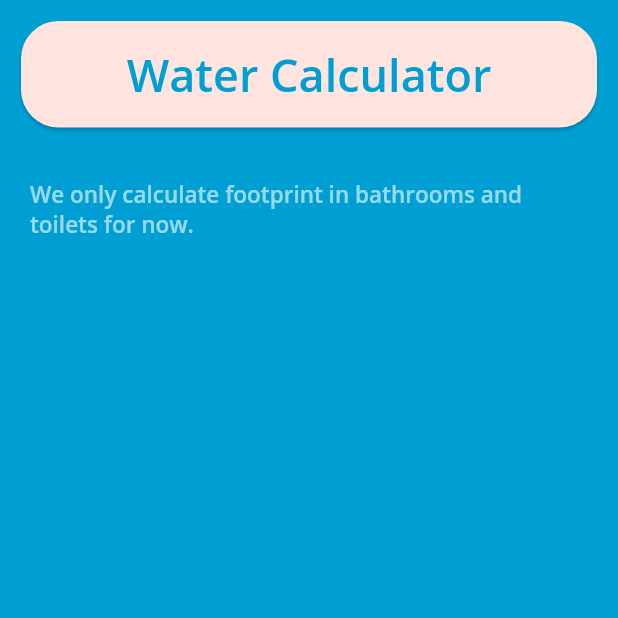
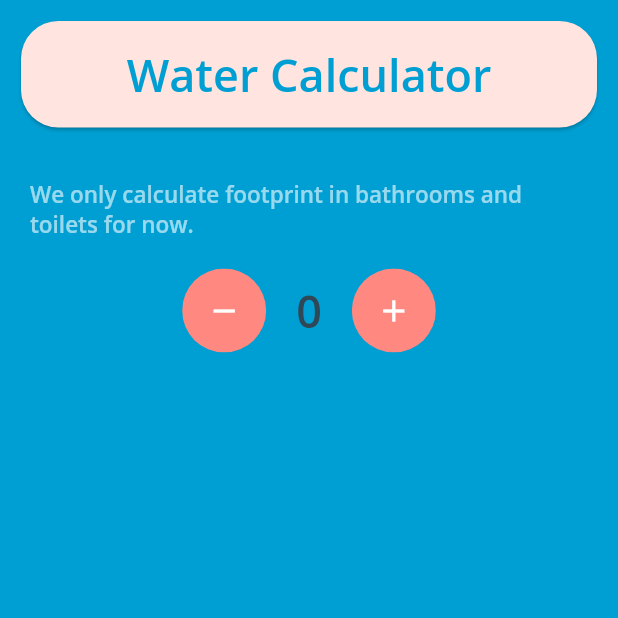
Before and after one commit to ameysunu/envirapp, a Flutter app: the screen it shows after launch, after a tap on "Water Footprint Calculator", on a phone screen of 412 x 824 dp, the top half of it. Run offline on Flutter 3.47's test engine with Material 2 defaults, Android fonts, the phone set to English and light mode, and no system bars; our stand-ins replace hexcolor; missing offline and left inert: achievement_view.

Commit message:
calculator added

```diff
--- a/lib/calculate.dart
+++ b/lib/calculate.dart
@@ -8,6 +8,19 @@
 
 class _CalculateState extends State<Calculate> {
   @override
+  int counter = 0;
+  void incrementCounter() {
+    setState(() {
+      counter++;
+    });
+  }
+
+  void decrementCounter() {
+    setState(() {
+      counter--;
+    });
+  }
+
   Widget build(BuildContext context) {
     return MaterialApp(
       debugShowCheckedModeBanner: false,
@@ -52,6 +65,52 @@
                         color: Colors.white60),
                   ),
                 ),
+                Row(
+                  mainAxisAlignment: MainAxisAlignment.center,
+                  children: <Widget>[
+                    ClipOval(
+                      child: Material(
+                        color: Hexcolor('#FF8981'),
+                        child: SizedBox(
+                            width: 56,
+                            height: 56,
+                            child: Icon(
+                              Icons.remove,
+                              color: Colors.white,
+                            )),
+                      ),
+                    ),
+                    Padding(
+                      padding: const EdgeInsets.fromLTRB(20, 0, 20, 0),
+                      child: Text(
+                        '$counter',
+                        style: TextStyle(
+                          fontFamily: 'OpenSans',
+                          fontSize: 30,
+                          color: Hexcolor('#2F4858'),
+                        ),
+                      ),
+                    ),
+                    ClipOval(
+                      child: Material(
+                        color: Hexcolor('#FF8981'),
+                        child: InkWell(
+                          splashColor: Hexcolor('#FFE9D0'),
+                          child: SizedBox(
+                              width: 56,
+                              height: 56,
+                              child: Icon(
+                                Icons.add,
+                                color: Colors.white,
+                              )),
+                          onTap: () {
+                            incrementCounter();
+                          },
+                        ),
+                      ),
+                    ),
+                  ],
+                ),
               ],
             ),
           ),
```
Also changed, not shown: lib/water.dart (+0 -11 lines).
